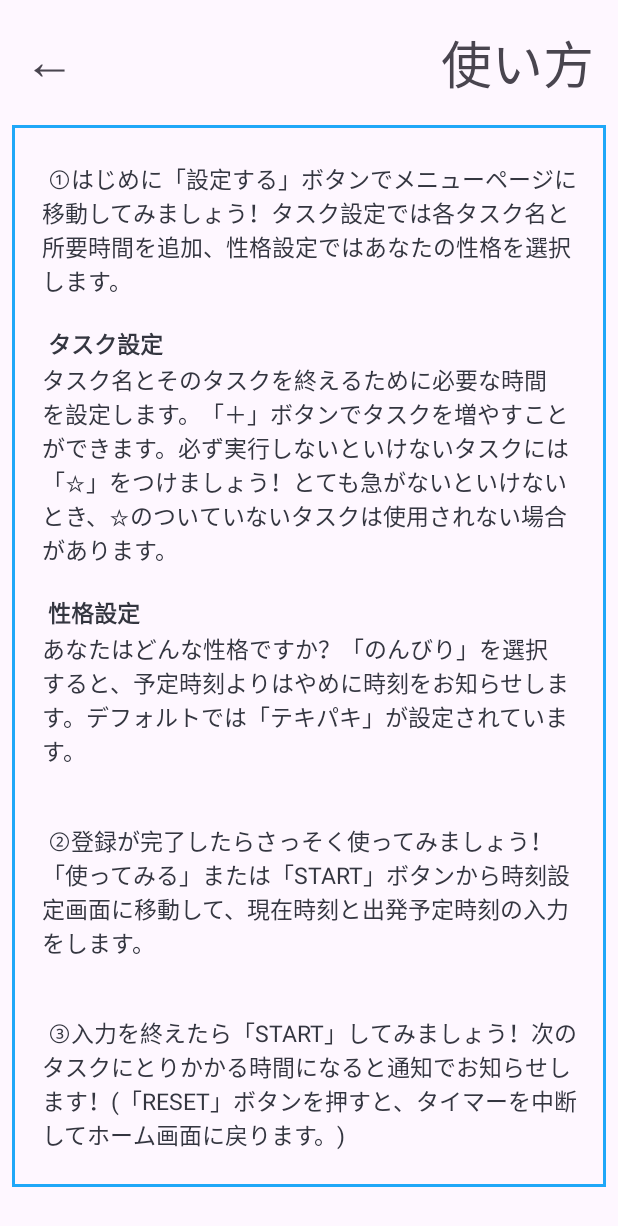
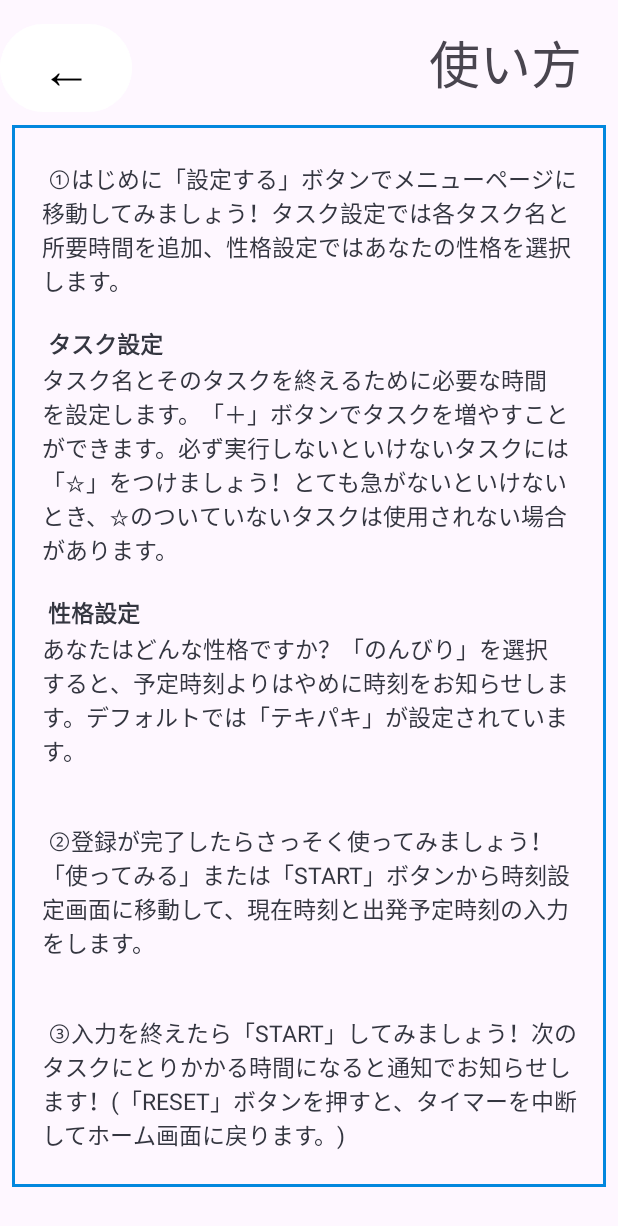
Before and after one commit to itc-s21014/pbl2, an Android app: the HowToUseActivity screen opened directly, with no data from a screen before it, on a phone screen of 412 x 824 dp. Shown: the top 1226 px of the screen. Run offline under Robolectric (Android 15) with nearby library versions, the phone set to English and light mode, and no system bars.

Commit message:
全部　画面色調整

```diff
--- a/app/src/main/res/drawable/maruiwaku.xml
+++ b/app/src/main/res/drawable/maruiwaku.xml
@@ -8,6 +8,6 @@
     <!-- 枠線 width:線の幅、color:線の色 -->
     <stroke
         android:width="2dp"
-        android:color="#1FA8F8" />
+        android:color="#0288DE" />
 
 </shape>
--- a/app/src/main/res/drawable/partsdesign.xml
+++ b/app/src/main/res/drawable/partsdesign.xml
@@ -11,6 +11,6 @@ android:shape="rectangle">
 <!-- 枠線 width:線の幅、color:線の色 -->
 <stroke
     android:width="2dp"
-    android:color="#1FA8F8" />
+    android:color="#0288DE" />
 
 </shape>
--- a/app/src/main/res/layout/activity_home.xml
+++ b/app/src/main/res/layout/activity_home.xml
@@ -25,7 +25,7 @@
         android:backgroundTint="#1FA8F8"
         android:text="@string/hm_to_setting"
         android:textSize="24sp"
-        app:backgroundTint="@null"
+        app:backgroundTint="#0288DE"
         app:layout_constraintBottom_toTopOf="@+id/guideline21"
         app:layout_constraintEnd_toEndOf="parent"
         app:layout_constraintStart_toStartOf="parent"
@@ -41,7 +41,7 @@
         android:backgroundTint="#1FA8F8"
         android:text="@string/hm_start"
         android:textSize="24sp"
-        app:backgroundTint="@null"
+        app:backgroundTint="#0288DE"
         app:layout_constraintBottom_toTopOf="@+id/guideline22"
         app:layout_constraintEnd_toEndOf="parent"
         app:layout_constraintHeight_max="200dp"
--- a/app/src/main/res/layout/activity_how_to_use.xml
+++ b/app/src/main/res/layout/activity_how_to_use.xml
@@ -7,22 +7,11 @@
     tools:context=".HowToUseActivity">
 
     <TextView
-        android:id="@+id/htuBack"
-        android:layout_width="wrap_content"
-        android:layout_height="wrap_content"
-        android:layout_marginStart="16dp"
-        android:layout_marginTop="16dp"
-        android:text="@string/htu_back"
-        android:textSize="34sp"
-        app:layout_constraintStart_toStartOf="parent"
-        app:layout_constraintTop_toTopOf="parent" />
-
-    <TextView
         android:id="@+id/htuHtu"
         android:layout_width="wrap_content"
         android:layout_height="wrap_content"
         android:layout_marginTop="16dp"
-        android:layout_marginEnd="16dp"
+        android:layout_marginEnd="24dp"
         android:text="@string/how_to_use"
         android:textSize="34sp"
         app:layout_constraintEnd_toEndOf="parent"
@@ -47,4 +36,17 @@
         app:layout_constraintHorizontal_bias="1.0"
         app:layout_constraintStart_toStartOf="parent"
         app:layout_constraintTop_toBottomOf="@+id/htuHtu" />
+
+    <Button
+        android:id="@+id/htuBack"
+        android:layout_width="wrap_content"
+        android:layout_height="wrap_content"
+        android:layout_marginTop="12dp"
+        android:backgroundTint="#fff"
+        android:text="@string/htu_back"
+        android:textColor="#000"
+        android:textSize="34sp"
+        app:backgroundTint="@null"
+        app:layout_constraintStart_toStartOf="parent"
+        app:layout_constraintTop_toTopOf="parent" />
 </androidx.constraintlayout.widget.ConstraintLayout>
```
Also changed, not shown: app/src/main/res/layout/activity_character.xml (+7 -6 lines), app/src/main/res/layout/activity_menu.xml (+4 -4 lines).
